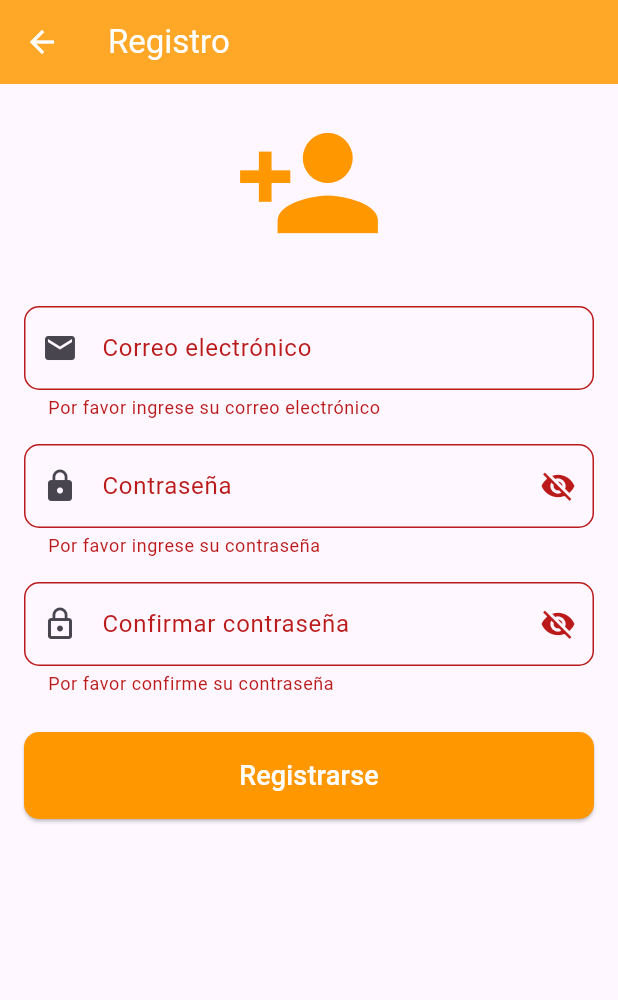
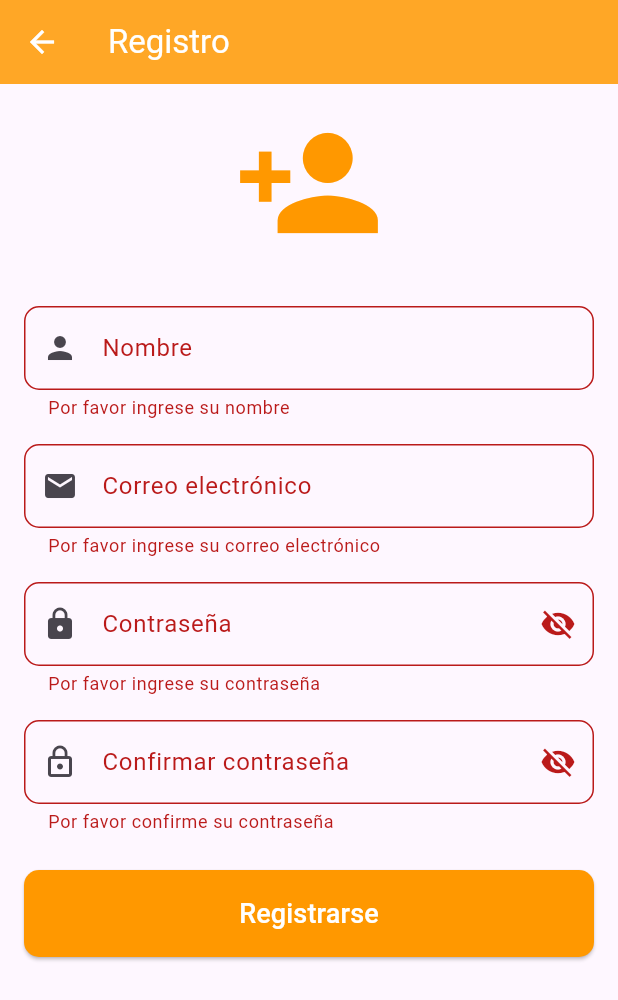
Before and after one commit to gerardoojeda47/appmovilautos, a Flutter app: the RegistroPage screen opened directly, after a tap on "Registrarse", on a phone screen of 412 x 824 dp. Shown: the top 1000 px of the screen. Run offline on Flutter 3.47's test engine with Material 3 defaults, Android fonts, the phone set to English and light mode, and no system bars; our stand-ins replace shared_preferences; accounts and stored records are empty.

Commit message:
feat: registro conectado a backend y campo nombre agregado

```diff
--- a/flutter_application_1/lib/registropage.dart
+++ b/flutter_application_1/lib/registropage.dart
@@ -1,6 +1,11 @@
 // Pantalla de registro de usuario
 import 'package:flutter/material.dart';
 import 'package:flutter_application_1/preferences.dart';
+import 'package:http/http.dart' as http;
+import 'dart:convert';
+
+// Cambia esta URL si usas emulador/dispositivo físico o despliegas el backend
+const String backendBaseUrl = 'http://localhost:9001';
 
 class RegistroPage extends StatefulWidget {
   const RegistroPage({super.key});
@@ -15,6 +20,7 @@ class _RegistroPageState extends State<RegistroPage> {
   final TextEditingController _emailController = TextEditingController();
   final TextEditingController _passwordController = TextEditingController();
   final TextEditingController _confirmPasswordController = TextEditingController();
+  final TextEditingController _nameController = TextEditingController();
   bool _isPasswordVisible = false;
   bool _isConfirmPasswordVisible = false;
   bool _isLoading = false;
@@ -25,6 +31,7 @@ class _RegistroPageState extends State<RegistroPage> {
     _emailController.dispose();
     _passwordController.dispose();
     _confirmPasswordController.dispose();
+    _nameController.dispose();
     super.dispose();
   }
 
@@ -38,22 +45,18 @@ class _RegistroPageState extends State<RegistroPage> {
     });
 
     try {
-      // Verifica si el correo ya está registrado
-      final isRegistered = await Preferences.isEmailRegistered(_emailController.text);
-      if (isRegistered) {
-        if (!mounted) return;
-        setState(() {
-          _errorMessage = 'Este correo electrónico ya está registrado';
-        });
-        return;
-      }
-
-      // Guarda las credenciales
-      await Preferences.saveUserCredentials(
-        _emailController.text,
-        _passwordController.text,
+      // Enviar datos al API
+      final response = await http.post(
+        Uri.parse(getBackendBaseUrl() + '/'),
+        headers: {'Content-Type': 'application/json'},
+        body: jsonEncode({
+          'nombre': _nameController.text,
+          'email': _emailController.text,
+          'password': _passwordController.text,
+        }),
       );
 
+      if (response.statusCode == 201 || response.statusCode == 200) {
         if (!mounted) return;
         ScaffoldMessenger.of(context).showSnackBar(
           const SnackBar(
@@ -62,10 +65,24 @@ class _RegistroPageState extends State<RegistroPage> {
           ),
         );
         Navigator.pop(context);
+      } else {
+        // Intenta extraer mensaje de error del backend
+        String errorMsg = 'Error al registrar usuario';
+        try {
+          final data = jsonDecode(response.body);
+          if (data['message'] != null) {
+            errorMsg = data['message'];
+          }
+        } catch (_) {}
+        if (!mounted) return;
+        setState(() {
+          _errorMessage = errorMsg;
+        });
+      }
     } catch (e) {
       if (!mounted) return;
       setState(() {
-        _errorMessage = 'Error: ${e.toString()}';
+        _errorMessage = 'Error: \\${e.toString()}';
       });
     } finally {
       if (mounted) {
@@ -119,6 +136,25 @@ class _RegistroPageState extends State<RegistroPage> {
                       textAlign: TextAlign.center,
                     ),
                   ),
+                // Campo de nombre
+                TextFormField(
+                  controller: _nameController,
+                  enabled: !_isLoading,
+                  validator: (value) {
+                    if (value == null || value.isEmpty) {
+                      return 'Por favor ingrese su nombre';
+                    }
+                    return null;
+                  },
+                  decoration: InputDecoration(
+                    labelText: 'Nombre',
+                    prefixIcon: const Icon(Icons.person),
+                    border: OutlineInputBorder(
+                      borderRadius: BorderRadius.circular(10),
+                    ),
+                  ),
+                ),
+                const SizedBox(height: 16),
                 // Campo de correo
                 TextFormField(
                   controller: _emailController,
--- a/flutter_application_1/pubspec.yaml
+++ b/flutter_application_1/pubspec.yaml
@@ -30,6 +30,7 @@ environment:
 dependencies:
   flutter:
     sdk: flutter
+  http: ^0.13.6
   shared_preferences: ^2.2.2
 
   # The following adds the Cupertino Icons font to your application.
```
Also changed, not shown: flutter_application_1/lib/loginpage.dart (+25 -6 lines), flutter_application_1/lib/preferences.dart (+14 -0 lines), flutter_application_1/pubspec.lock. Lines whose indentation alone changed are shown as unchanged.
